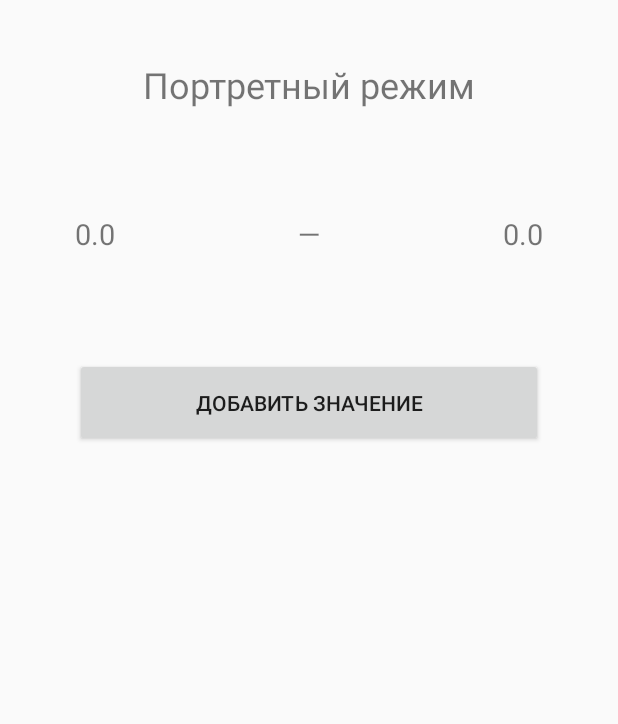
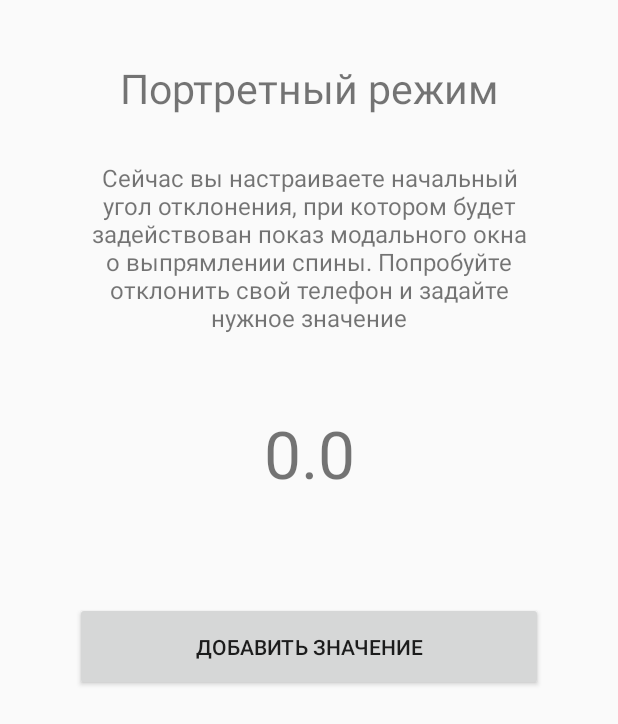
Before and after one commit to mrjaxi/PostureTracking, an Android app: the layout activity_bottom_modal.xml on its own in the app's theme, with its tools: preview values and no code run, on a phone screen of 412 x 824 dp. Shown: the top 724 px of the screen. Run offline under Robolectric (Android 15) with nearby library versions, the light colour scheme and no system bars.

Commit message:
add description when fix

```diff
--- a/app/src/main/res/anim/anim.xml
+++ /dev/null
@@ -1,4 +0,0 @@
-<?xml version="1.0" encoding="utf-8"?>
-<set xmlns:android="http://schemas.android.com/apk/res/android">
-
-</set>
--- a/app/src/main/res/layout/activity_bottom_modal.xml
+++ b/app/src/main/res/layout/activity_bottom_modal.xml
@@ -22,50 +22,43 @@
             android:layout_width="wrap_content"
             android:layout_height="wrap_content"
             android:text="Портретный режим"
-            android:textSize="24sp"
+            android:textSize="27sp"
             app:layout_constraintEnd_toEndOf="parent"
             app:layout_constraintStart_toStartOf="parent"
             app:layout_constraintTop_toTopOf="parent" />
+
+        <TextView
+            android:id="@+id/subtext_bottom_modal"
+            android:layout_width="wrap_content"
+            android:layout_height="wrap_content"
+            android:layout_marginTop="30dp"
+            android:textSize="16sp"
+            android:textAlignment="center"
+            android:text="@string/start_modal"
+            app:layout_constraintEnd_toEndOf="parent"
+            app:layout_constraintStart_toStartOf="parent"
+            app:layout_constraintTop_toBottomOf="@+id/title_bottom_sheet_dialog" />
 
         <androidx.constraintlayout.widget.ConstraintLayout
             android:id="@+id/constraintLayout12"
             android:layout_width="0dp"
             android:layout_height="wrap_content"
-            android:layout_marginTop="70dp"
+            android:layout_marginTop="50dp"
             app:layout_constraintEnd_toEndOf="parent"
             app:layout_constraintStart_toStartOf="parent"
-            app:layout_constraintTop_toBottomOf="@+id/title_bottom_sheet_dialog">
+            app:layout_constraintTop_toBottomOf="@+id/subtext_bottom_modal">
 
             <TextView
                 android:id="@+id/startXRegim"
                 android:layout_width="wrap_content"
                 android:layout_height="wrap_content"
                 android:text="0.0"
-                android:textSize="19sp"
+                android:textSize="44sp"
                 app:layout_constraintBottom_toBottomOf="parent"
+                app:layout_constraintEnd_toEndOf="parent"
                 app:layout_constraintStart_toStartOf="parent"
                 app:layout_constraintTop_toTopOf="parent" />
 
-            <TextView
-                android:id="@+id/endXRegim"
-                android:layout_width="wrap_content"
-                android:layout_height="wrap_content"
-                android:text="0.0"
-                android:textSize="19sp"
-                app:layout_constraintBottom_toBottomOf="parent"
-                app:layout_constraintEnd_toEndOf="parent"
-                app:layout_constraintTop_toTopOf="parent" />
-
-            <TextView
-                android:id="@+id/textView13"
-                android:layout_width="wrap_content"
-                android:layout_height="wrap_content"
-                android:text="—"
-                android:textSize="19sp"
-                app:layout_constraintBottom_toBottomOf="parent"
-                app:layout_constraintEnd_toStartOf="@+id/endXRegim"
-                app:layout_constraintStart_toEndOf="@+id/startXRegim"
-                app:layout_constraintTop_toTopOf="parent" />
         </androidx.constraintlayout.widget.ConstraintLayout>
 
         <androidx.constraintlayout.widget.ConstraintLayout
--- a/app/src/main/res/values/strings.xml
+++ b/app/src/main/res/values/strings.xml
@@ -4,4 +4,8 @@
     <string name="about">О Программе</string>
     <string name="about_text">Приложение поможет вашему ребёнку и вам контролировать положение шеи при использовании смартфона. При изменении положения смартфона на экране появляется напоминание не позволяющее дальнейшее использовании мобильного устройства.</string>
     <string name="about_title">О приложении collum365</string>
+    <string name="start_modal">Сейчас вы настраиваете начальный угол отклонения, при котором будет задействован показ модального окна о выпрямлении спины. Попробуйте отклонить свой телефон и задайте нужное значение</string>
+    <string name="end_modal">Теперь вы настраиваете конечный угол отклонения, при котором не будет показываться модальное окно. Попробуйте отклонить свой телефон и задайте нужное значение</string>
+    <string name="success_modal">Вы успешно настроили интервал углов наклона, при которых будет задействован показ сообщения. Теперь можете перейти на главный экран и запустить сервис</string>
+    <string name="header_modal">Успешно настроено</string>
 </resources>
```
Also changed, not shown: app/src/main/java/com/example/posturetracking/Settings.java (+28 -24 lines).
